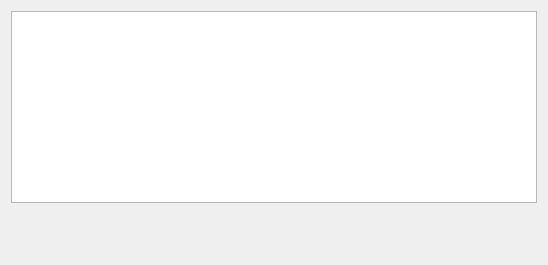
The window that hexrdgui/resources/ui/select_items_widget.ui (HEXRD/hexrdgui) describes before a commit, drawn with Qt 5.
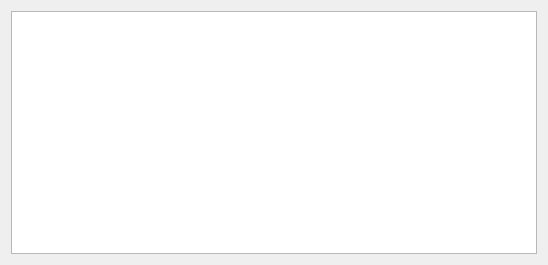
The same window after the commit.

The edit to the form file:
```diff
--- a/hexrdgui/resources/ui/select_items_widget.ui
+++ b/hexrdgui/resources/ui/select_items_widget.ui
@@ -48,19 +48,6 @@
      <column/>
     </widget>
    </item>
-   <item>
-    <spacer name="verticalSpacer">
-     <property name="orientation">
-      <enum>Qt::Vertical</enum>
-     </property>
-     <property name="sizeHint" stdset="0">
-      <size>
-       <width>20</width>
-       <height>40</height>
-      </size>
-     </property>
-    </spacer>
-   </item>
   </layout>
  </widget>
  <resources/>
```
